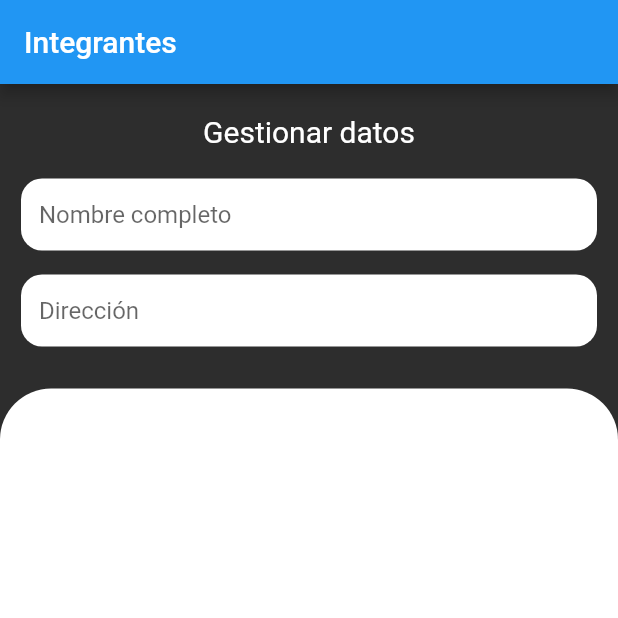
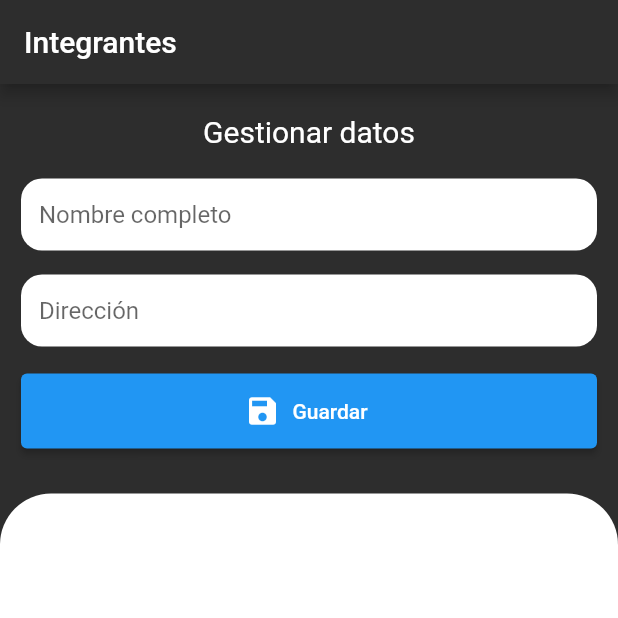
Before and after one commit to ehbarrionuevo/flutter_codigo_futures, a Flutter app: the first screen one second after launch, on a phone screen of 412 x 824 dp, the top half of it. Run offline on Flutter 3.47's test engine with Material 2 defaults, Android fonts, the phone set to English and light mode, and no system bars.

Commit message:
Futures 2.2

```diff
--- a/lib/pages/general_page.dart
+++ b/lib/pages/general_page.dart
@@ -29,6 +29,7 @@ class _GeneralPageState extends State<GeneralPage> {
     return Scaffold(
       backgroundColor: Color(0xff2d2d2d),
       appBar: AppBar(
+        backgroundColor: Color(0xff2d2d2d),
         title: Text(
           "Integrantes",
         ),
@@ -40,15 +41,11 @@ class _GeneralPageState extends State<GeneralPage> {
           ),
           const Text(
             "Gestionar datos",
-            style: TextStyle(
-              color: Colors.white,
-              fontSize: 20.0
-            ),
+            style: TextStyle(color: Colors.white, fontSize: 20.0),
           ),
           const SizedBox(
             height: 12.0,
           ),
-
           Container(
             margin: EdgeInsets.symmetric(horizontal: 14.0, vertical: 8.0),
             child: TextField(
@@ -77,7 +74,7 @@ class _GeneralPageState extends State<GeneralPage> {
                 filled: true,
                 fillColor: Colors.white,
                 contentPadding:
-                EdgeInsets.symmetric(vertical: 10, horizontal: 12.0),
+                    EdgeInsets.symmetric(vertical: 10, horizontal: 12.0),
                 focusedBorder: OutlineInputBorder(
                   borderRadius: BorderRadius.circular(14.0),
                   borderSide: BorderSide.none,
@@ -89,10 +86,21 @@ class _GeneralPageState extends State<GeneralPage> {
               ),
             ),
           ),
+          Container(
+            margin: EdgeInsets.symmetric(horizontal: 14.0, vertical: 10.0),
+            height: 50.0,
+            width: double.infinity,
+            child: ElevatedButton.icon(
+              onPressed: () {},
+              icon: Icon(Icons.save),
+              label: Text(
+                "Guardar",
+              ),
+            ),
+          ),
           const SizedBox(
             height: 20.0,
           ),
-
           Expanded(
             child: Container(
               padding: EdgeInsets.symmetric(vertical: 20.0, horizontal: 14.0),
```
